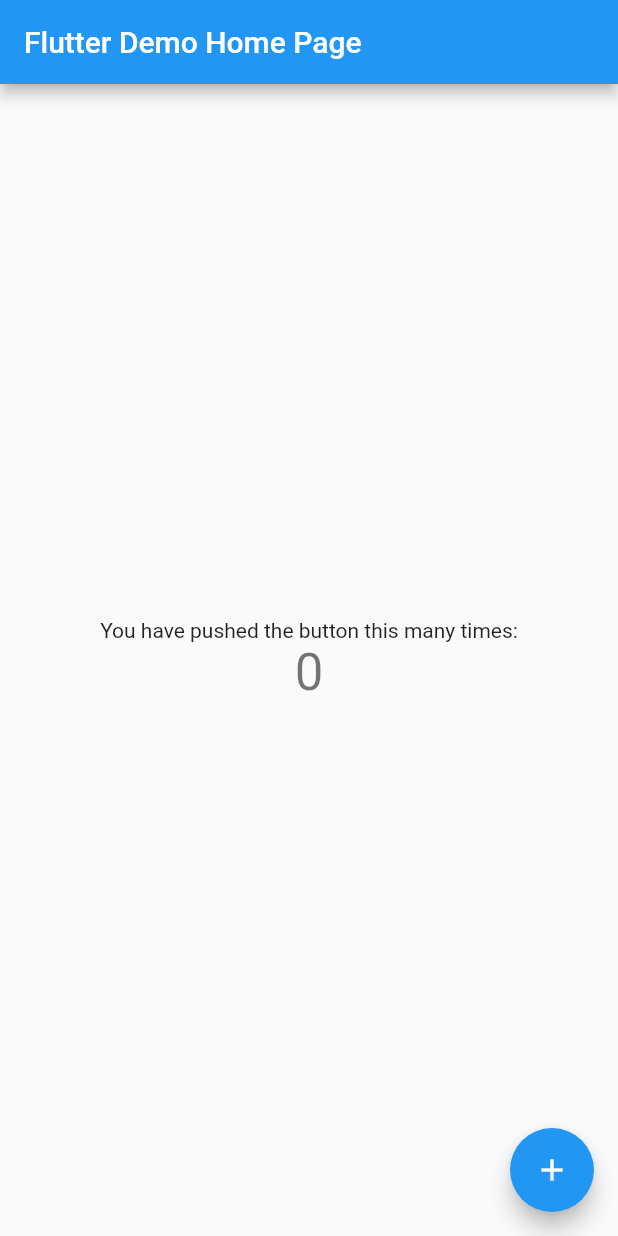
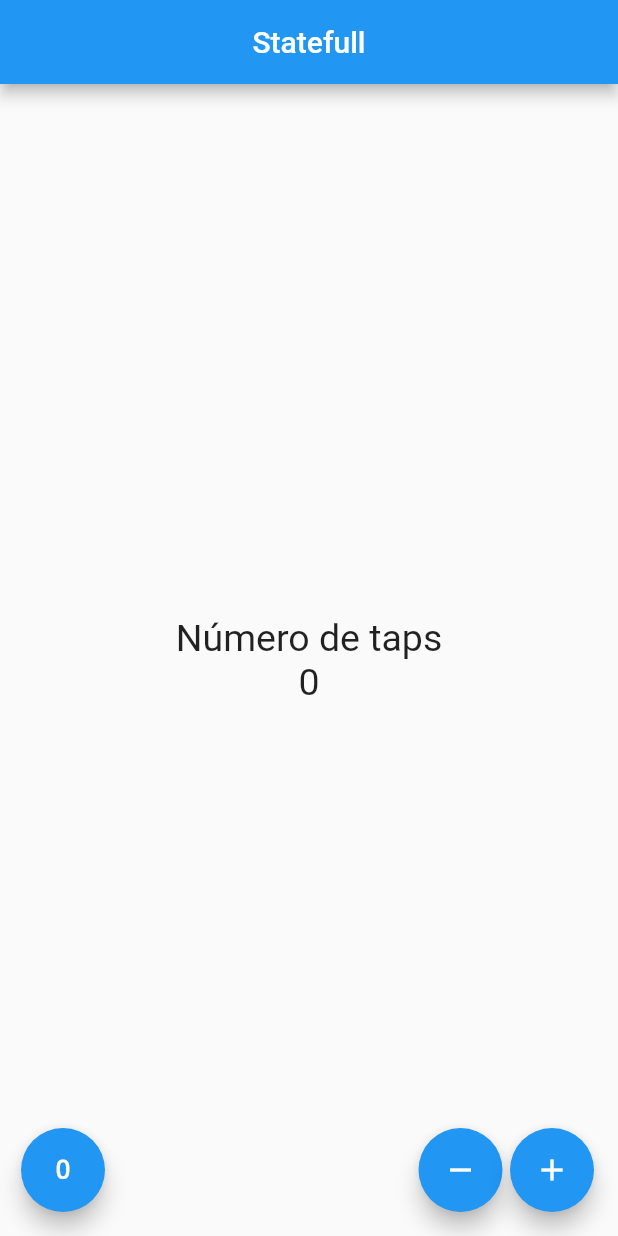
Before and after one commit to duvg/app_contador, a Flutter app: the screen it shows after launch, on a phone screen of 412 x 824 dp. Run offline on Flutter 3.47's test engine with Material 2 defaults, Android fonts, the phone set to English and light mode, and no system bars.

Commit message:
StatefullWidget with counter screen and functionality

```diff
--- a/lib/main.dart
+++ b/lib/main.dart
@@ -1,117 +1,9 @@
 import 'package:flutter/material.dart';
 
+// Custom imports
+import 'package:contador/src/app.dart';
 void main() {
-  runApp(MyApp());
+
+  runApp( MyApp() );
+
 }
-
-class MyApp extends StatelessWidget {
-  // This widget is the root of your application.
-  @override
-  Widget build(BuildContext context) {
-    return MaterialApp(
-      title: 'Flutter Demo',
-      theme: ThemeData(
-        // This is the theme of your application.
-        //
-        // Try running your application with "flutter run". You'll see the
-        // application has a blue toolbar. Then, without quitting the app, try
-        // changing the primarySwatch below to Colors.green and then invoke
-        // "hot reload" (press "r" in the console where you ran "flutter run",
-        // or simply save your changes to "hot reload" in a Flutter IDE).
-        // Notice that the counter didn't reset back to zero; the application
-        // is not restarted.
-        primarySwatch: Colors.blue,
-        // This makes the visual density adapt to the platform that you run
-        // the app on. For desktop platforms, the controls will be smaller and
-        // closer together (more dense) than on mobile platforms.
-        visualDensity: VisualDensity.adaptivePlatformDensity,
-      ),
-      home: MyHomePage(title: 'Flutter Demo Home Page'),
-    );
-  }
-}
-
-class MyHomePage extends StatefulWidget {
-  MyHomePage({Key key, this.title}) : super(key: key);
-
-  // This widget is the home page of your application. It is stateful, meaning
-  // that it has a State object (defined below) that contains fields that affect
-  // how it looks.
-
-  // This class is the configuration for the state. It holds the values (in this
-  // case the title) provided by the parent (in this case the App widget) and
-  // used by the build method of the State. Fields in a Widget subclass are
-  // always marked "final".
-
-  final String title;
-
-  @override
-  _MyHomePageState createState() => _MyHomePageState();
-}
-
-class _MyHomePageState extends State<MyHomePage> {
-  int _counter = 0;
-
-  void _incrementCounter() {
-    setState(() {
-      // This call to setState tells the Flutter framework that something has
-      // changed in this State, which causes it to rerun the build method below
-      // so that the display can reflect the updated values. If we changed
-      // _counter without calling setState(), then the build method would not be
-      // called again, and so nothing would appear to happen.
-      _counter++;
-    });
-  }
-
-  @override
-  Widget build(BuildContext context) {
-    // This method is rerun every time setState is called, for instance as done
-    // by the _incrementCounter method above.
-    //
-    // The Flutter framework has been optimized to make rerunning build methods
-    // fast, so that you can just rebuild anything that needs updating rather
-    // than having to individually change instances of widgets.
-    return Scaffold(
-      appBar: AppBar(
-        // Here we take the value from the MyHomePage object that was created by
-        // the App.build method, and use it to set our appbar title.
-        title: Text(widget.title),
-      ),
-      body: Center(
-        // Center is a layout widget. It takes a single child and positions it
-        // in the middle of the parent.
-        child: Column(
-          // Column is also a layout widget. It takes a list of children and
-          // arranges them vertically. By default, it sizes itself to fit its
-          // children horizontally, and tries to be as tall as its parent.
-          //
-          // Invoke "debug painting" (press "p" in the console, choose the
-          // "Toggle Debug Paint" action from the Flutter Inspector in Android
-          // Studio, or the "Toggle Debug Paint" command in Visual Studio Code)
-          // to see the wireframe for each widget.
-          //
-          // Column has various properties to control how it sizes itself and
-          // how it positions its children. Here we use mainAxisAlignment to
-          // center the children vertically; the main axis here is the vertical
-          // axis because Columns are vertical (the cross axis would be
-          // horizontal).
-          mainAxisAlignment: MainAxisAlignment.center,
-          children: <Widget>[
-            Text(
-              'You have pushed the button this many times:',
-            ),
-            Text(
-              '$_counter',
-              style: Theme.of(context).textTheme.headline4,
-            ),
-          ],
-        ),
-      ),
-      floatingActionButton: FloatingActionButton(
-        onPressed: _incrementCounter,
-        tooltip: 'Increment',
-        child: Icon(Icons.add),
-      ), // This trailing comma makes auto-formatting nicer for build methods.
-    );
-  }
-}
--- /dev/null
+++ b/lib/src/app.dart
@@ -0,0 +1,16 @@
+import 'package:flutter/material.dart';
+
+import 'package:contador/src/pages/contador_page.dart';
+
+class MyApp extends StatelessWidget {
+
+  @override
+  Widget build( context ) {
+    return MaterialApp(
+      debugShowCheckedModeBanner: false,
+      home: Center(
+        child: ContadorPage(),
+      ),
+    );
+  }
+}
--- /dev/null
+++ b/lib/src/pages/contador_page.dart
@@ -0,0 +1,66 @@
+import 'package:flutter/material.dart';
+
+
+class ContadorPage extends StatefulWidget  {
+
+  @override
+  createState() => _ContadorPageState();
+}
+
+class _ContadorPageState extends State<ContadorPage> {
+
+  final _styleText = new TextStyle(fontSize: 25);
+
+  int _conteo = 0;
+
+  @override
+  Widget build(BuildContext context) {
+    return Scaffold(
+      appBar: AppBar(
+        title: Text('Statefull'),
+        centerTitle: true,
+      ),
+      body: Center(
+        child: Column(
+          children: [
+            Text('Número de taps', style: _styleText),
+            Text( '$_conteo',style: _styleText)
+          ],
+          mainAxisAlignment: MainAxisAlignment.center,
+        ),
+      ),
+      floatingActionButton: _createButtons(),
+    );
+
+  }
+
+
+  Widget _createButtons() {
+    return Row(
+      mainAxisAlignment: MainAxisAlignment.end,
+      children: <Widget>[
+        SizedBox(width: 30),
+        FloatingActionButton( onPressed: _reset, child: Icon(Icons.exposure_zero)),
+        Expanded(child: SizedBox()),
+        FloatingActionButton( onPressed: _remove, child: Icon(Icons.remove)),
+        SizedBox(width: 5.0),
+        FloatingActionButton( onPressed: _addOn, child: Icon(Icons.add)),
+      ]
+    );
+
+
+
+  }
+
+  void _addOn() {
+    setState(() => _conteo++ ;
+  }
+
+  void _remove() {
+    setState(() => _conteo-- );
+  }
+
+  void _reset() {
+    setState(() => _conteo = 0 );
+  }
+}
```
